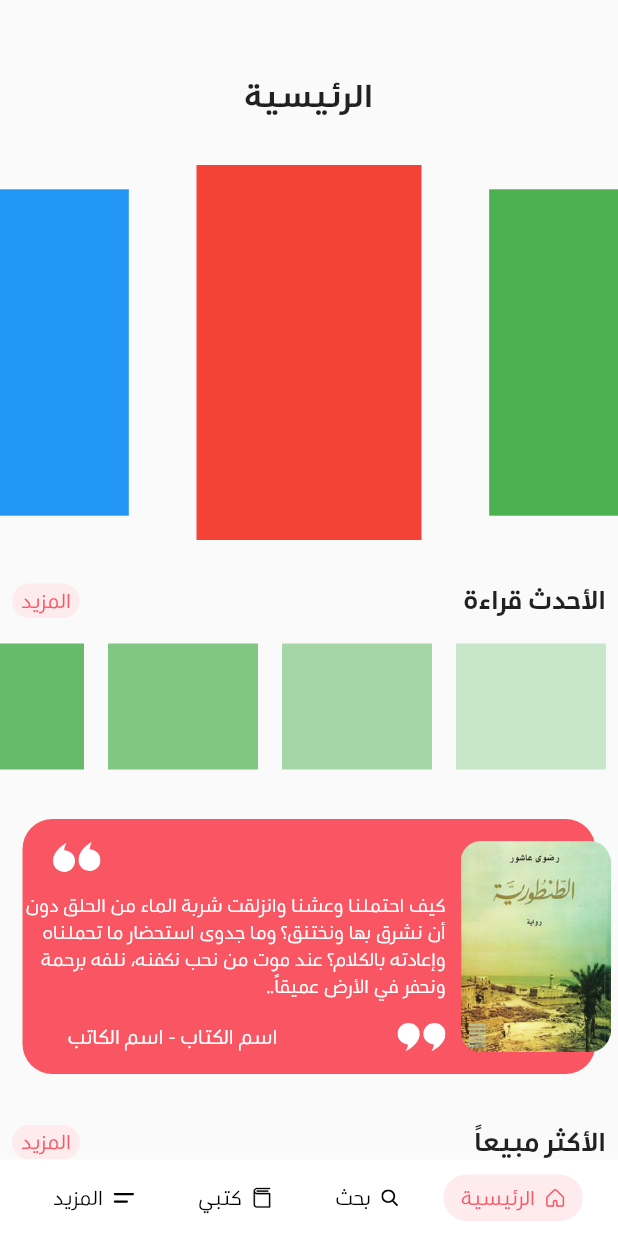
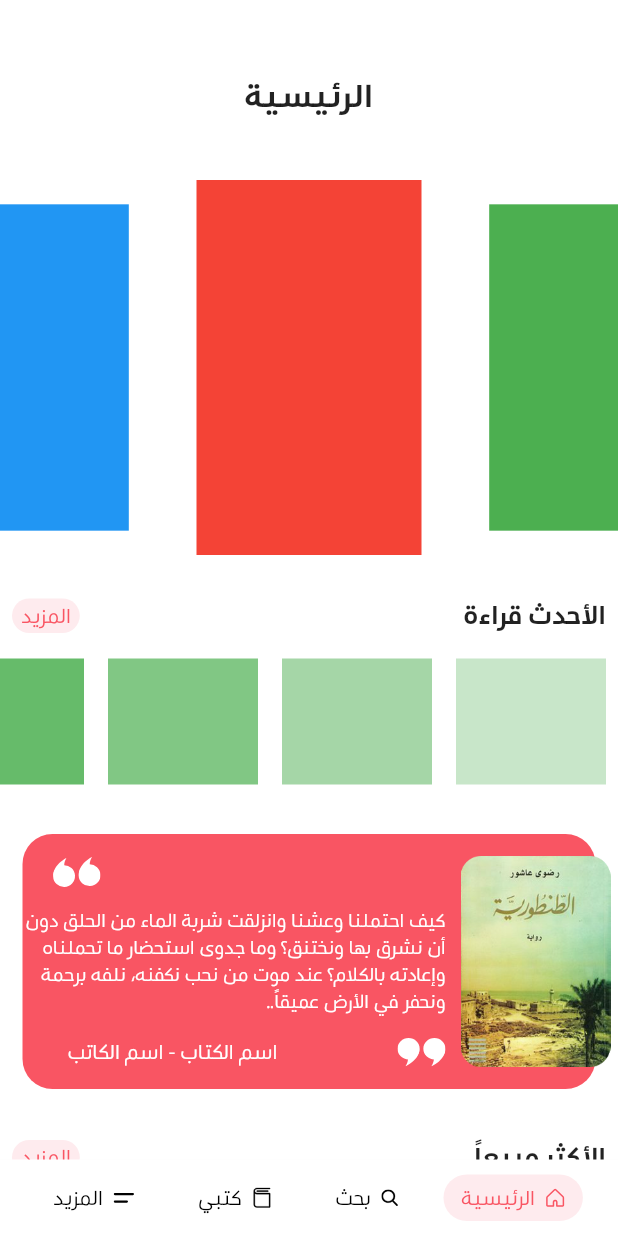
Before and after one commit to Waelahmed99/notebook_flutter, a Flutter app: the screen it shows after launch, on a phone screen of 412 x 824 dp. Run offline on Flutter 3.47's test engine with Material 2 defaults, Android fonts, the phone set to English and light mode, and no system bars; drawn by our look-alikes of carousel_slider; our stand-ins replace flutter_svg, share.

```diff
--- a/lib/routes/home_route.dart
+++ b/lib/routes/home_route.dart
@@ -11,11 +11,11 @@ class HomePage extends StatelessWidget {
   @override
   Widget build(BuildContext context) {
     return Scaffold(
+      backgroundColor: Colors.white,
       body: SingleChildScrollView(
         child: Column(
           mainAxisSize: MainAxisSize.max,
           children: [
-            separate(50),
             SafeArea(child: CenteredTitle('الرئيسية')),
             separate(30),
             SliderList(),
--- a/lib/widgets/centered_title.dart
+++ b/lib/widgets/centered_title.dart
@@ -2,16 +2,21 @@ import 'package:flutter/material.dart';
 
 class CenteredTitle extends StatelessWidget {
   final String title;
-  CenteredTitle(this.title);
+  final Color backgroundColor;
+  CenteredTitle(this.title, {this.backgroundColor});
 
   @override
   Widget build(BuildContext context) {
-    return Center(
-      child: Text(
-        title,
-        style: TextStyle(
-          fontSize: 22,
-          fontWeight: FontWeight.bold,
+    return Container(
+      padding: EdgeInsets.only(top: 50, bottom: 10),
+      color: backgroundColor,
+      child: Center(
+        child: Text(
+          title,
+          style: TextStyle(
+            fontSize: 22,
+            fontWeight: FontWeight.bold,
+          ),
         ),
       ),
     );
--- a/pubspec.yaml
+++ b/pubspec.yaml
@@ -23,6 +23,7 @@ dependencies:
   flutter_localizations:
     sdk: flutter
 
+  share: ^0.6.4
   carousel_slider: ^1.3.0
   flutter_svg: ^0.17.4
   # The following adds the Cupertino Icons font to your application.
```
Also changed, not shown: lib/routes/more_route.dart (+9 -3 lines), lib/routes/search_route.dart (+10 -2 lines), lib/widgets/search_widget.dart (added, +36 -0 lines), pubspec.lock.
